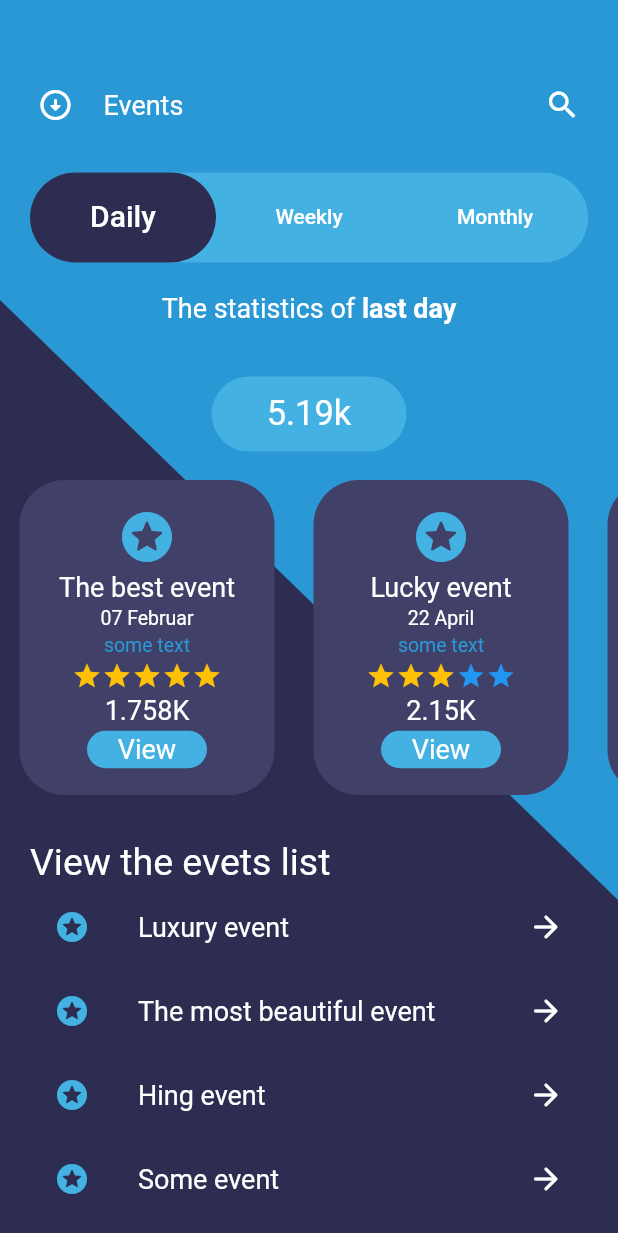
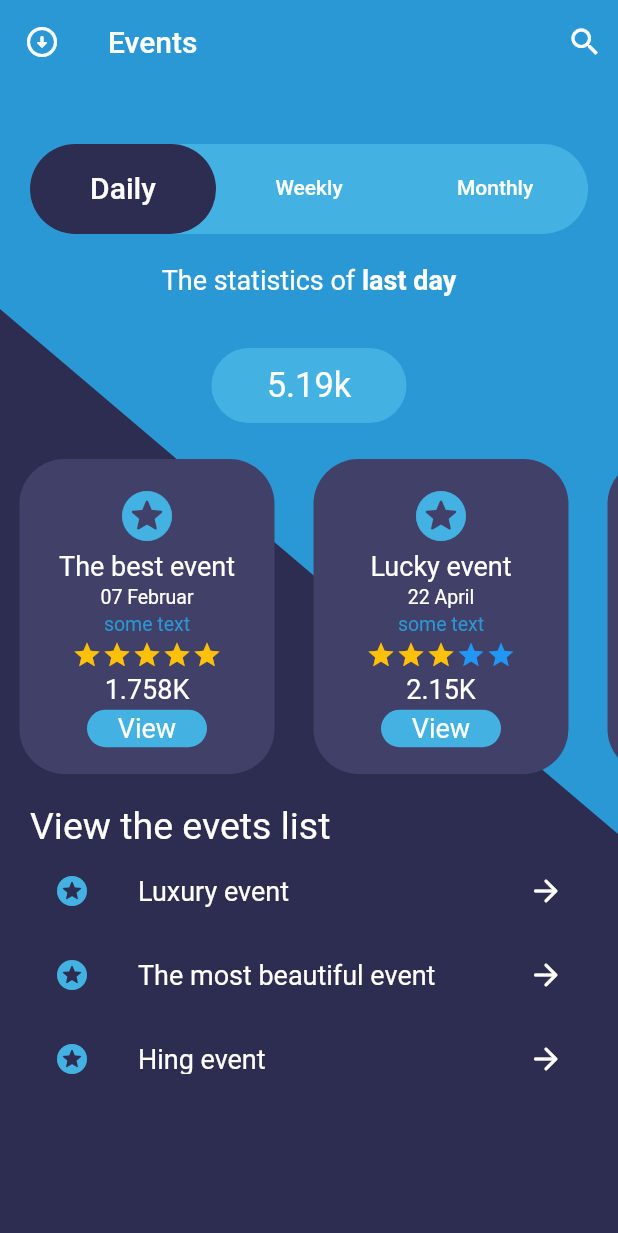
Before and after one commit to DoomHopes/events_page, a Flutter app: the screen it shows after launch, on a phone screen of 412 x 824 dp. Shown: the top 1233 px of the screen. Run offline on Flutter 3.47's test engine with Material 2 defaults, Android fonts, the phone set to English and light mode, and no system bars; drawn by our look-alikes of flutter_rating_bar.

Commit message:
some fix

```diff
--- a/lib/pages/home_page.dart
+++ b/lib/pages/home_page.dart
@@ -12,6 +12,16 @@ class HomePage extends StatelessWidget {
   Widget build(BuildContext context) {
     return Scaffold(
       backgroundColor: const Color(0xFF2A98D5),
+      appBar: AppBar(
+        title: const Text('Events'),
+        leading: const Icon(Icons.arrow_circle_down_rounded),
+        actions: [
+          Container(
+            margin: const EdgeInsets.symmetric(horizontal: 10),
+            child: const Icon(Icons.search),
+          ),
+        ],
+      ),
       body: SizedBox(
         height: double.infinity,
         width: double.infinity,
@@ -25,36 +35,36 @@ class HomePage extends StatelessWidget {
                 color: const Color(0xFF2D2D51),
               ),
             ),
-            const Positioned(
-              top: 45,
+            /*const Positioned(
+              top: 50,
               left: 5,
               right: 5,
               child: SearchPanel(
                 icon: Icons.arrow_circle_down_rounded,
                 text: 'Events',
               ),
-            ),
+            ),*/
             const Positioned(
-              top: 115,
+              top: 40,
               left: 20,
               right: 20,
               child: TabBarPanel(),
             ),
             const Positioned(
-              top: 300,
+              top: 230,
               left: 0,
               right: 0,
               child: CardViewPanel(),
             ),
             const Positioned(
-              top: 560,
+              top: 480,
               left: 20,
               child: TitleWidget(
                 title: 'View the evets list',
               ),
             ),
             const Positioned(
-              top: 590,
+              top: 510,
               left: 20,
               right: 20,
               child: ListViewPanel(),
@@ -70,10 +80,10 @@ class MyCustomClipper extends CustomClipper<Path> {
   @override
   Path getClip(Size size) {
     Path path = Path()
-      ..moveTo(0, 200)
+      ..moveTo(0, 150)
       ..lineTo(0, size.height)
       ..lineTo(size.width, size.height)
-      ..lineTo(size.width, 600)
+      ..lineTo(size.width, 500)
       ..close();
     return path;
   }
--- a/lib/utils/theme.dart
+++ b/lib/utils/theme.dart
@@ -1,8 +1,16 @@
 import 'package:flutter/material.dart';
+import 'package:flutter/services.dart';
 
 class CustomTheme {
   static ThemeData get lightTheme {
     return ThemeData(
+      appBarTheme: const AppBarTheme(
+        backgroundColor: Colors.transparent,
+        shadowColor: Colors.transparent,
+        systemOverlayStyle: SystemUiOverlayStyle(
+          systemNavigationBarColor: Color(0xFF2A98D5),
+        ),
+      ),
       tabBarTheme: TabBarTheme(
         indicatorSize: TabBarIndicatorSize.tab,
         labelStyle: const TextStyle(
--- a/lib/widgets/list_view_panel.dart
+++ b/lib/widgets/list_view_panel.dart
@@ -6,7 +6,7 @@ class ListViewPanel extends StatelessWidget {
   @override
   Widget build(BuildContext context) {
     return SizedBox(
-      height: 250,
+      height: 150,
       width: double.infinity,
       child: ListView(
         children: const <Widget>[
```
